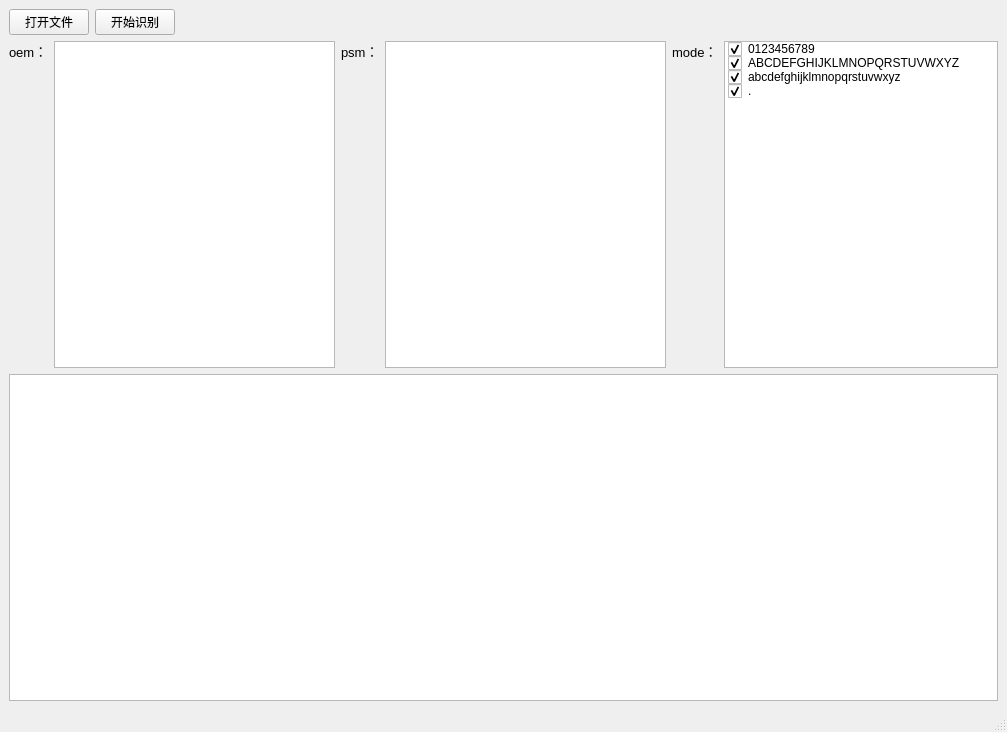
Above: ocr/ui/main_ui.ui from zhangjiechina001/PingTool before the change. Below: the same form after it.
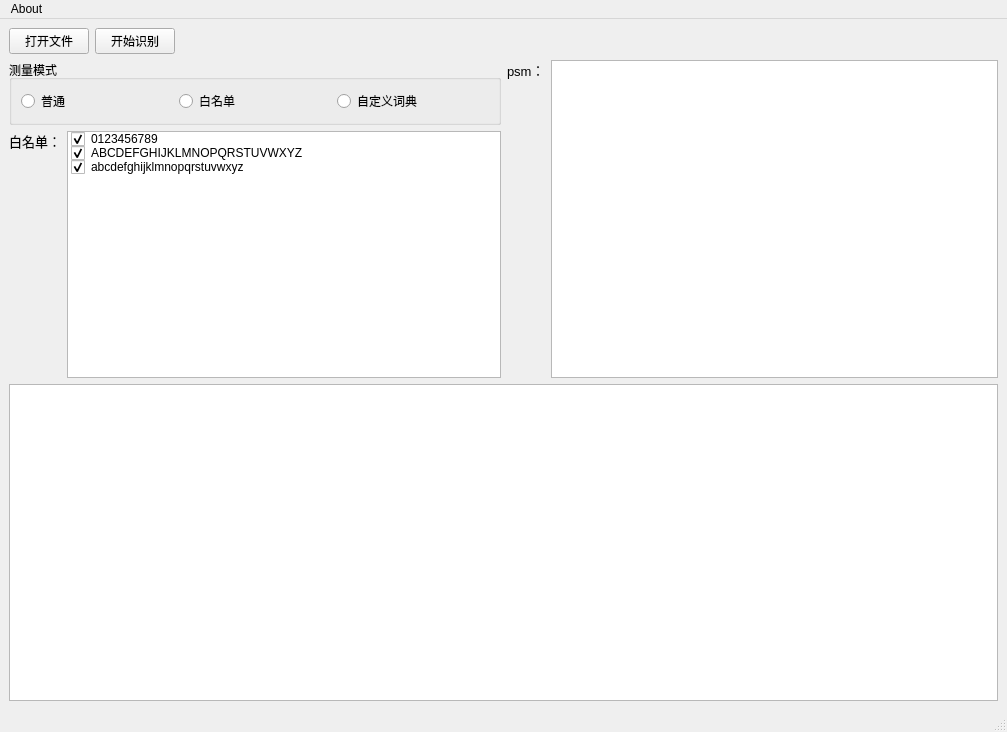
That is the form after the change. Icons and pictures are not drawn.

```diff
--- a/ocr/ui/main_ui.ui
+++ b/ocr/ui/main_ui.ui
@@ -19,8 +19,8 @@
     <normaloff>:/pic/icon/ocr.png</normaloff>:/pic/icon/ocr.png</iconset>
   </property>
   <widget class="QWidget" name="centralwidget">
-   <layout class="QVBoxLayout" name="verticalLayout">
-    <item>
+   <layout class="QGridLayout" name="gridLayout">
+    <item row="0" column="0">
      <layout class="QHBoxLayout" name="horizontalLayout">
       <item>
        <widget class="QPushButton" name="btnOpenFile">
@@ -51,60 +51,41 @@
       </item>
      </layout>
     </item>
-    <item>
-     <layout class="QHBoxLayout" name="horizontalLayout_6">
+    <item row="1" column="0">
+     <layout class="QVBoxLayout" name="verticalLayout">
       <item>
-       <layout class="QHBoxLayout" name="horizontalLayout_3">
-        <item>
-         <widget class="QLabel" name="label">
-          <property name="font">
-           <font>
-            <family>Arial</family>
-            <pointsize>10</pointsize>
-           </font>
-          </property>
-          <property name="text">
-           <string>oem：</string>
-          </property>
-          <property name="alignment">
-           <set>Qt::AlignLeading|Qt::AlignLeft|Qt::AlignTop</set>
-          </property>
-         </widget>
-        </item>
-        <item>
-         <widget class="QListWidget" name="listOem"/>
-        </item>
-       </layout>
+       <widget class="QGroupBox" name="groupBox">
+        <property name="title">
+         <string>测量模式</string>
+        </property>
+        <layout class="QHBoxLayout" name="horizontalLayout_3">
+         <item>
+          <widget class="QRadioButton" name="radDefault">
+           <property name="text">
+            <string>普通</string>
+           </property>
+          </widget>
+         </item>
+         <item>
+          <widget class="QRadioButton" name="radBlacklist">
+           <property name="text">
+            <string>白名单</string>
+           </property>
+          </widget>
+         </item>
+         <item>
+          <widget class="QRadioButton" name="radWordlist">
+           <property name="text">
+            <string>自定义词典</string>
+           </property>
+          </widget>
+         </item>
+        </layout>
+       </widget>
       </item>
       <item>
        <layout class="QHBoxLayout" name="horizontalLayout_4">
         <item>
-         <widget class="QLabel" name="label_2">
-          <property name="font">
-           <font>
-            <family>Arial</family>
-            <pointsize>10</pointsize>
-           </font>
-          </property>
-          <property name="layoutDirection">
-           <enum>Qt::LeftToRight</enum>
-          </property>
-          <property name="text">
-           <string>psm：</string>
-          </property>
-          <property name="alignment">
-           <set>Qt::AlignLeading|Qt::AlignLeft|Qt::AlignTop</set>
-          </property>
-         </widget>
-        </item>
-        <item>
-         <widget class="QListWidget" name="listPsm"/>
-        </item>
-       </layout>
-      </item>
-      <item>
-       <layout class="QHBoxLayout" name="horizontalLayout_5">
-        <item>
          <widget class="QLabel" name="label_3">
           <property name="font">
            <font>
@@ -116,7 +97,7 @@
            <enum>Qt::LeftToRight</enum>
           </property>
           <property name="text">
-           <string>mode：</string>
+           <string>白名单：</string>
           </property>
           <property name="alignment">
            <set>Qt::AlignLeading|Qt::AlignLeft|Qt::AlignTop</set>
@@ -149,21 +130,39 @@
             <enum>Checked</enum>
            </property>
           </item>
-          <item>
-           <property name="text">
-            <string>.</string>
-           </property>
-           <property name="checkState">
-            <enum>Checked</enum>
-           </property>
-          </item>
          </widget>
         </item>
        </layout>
       </item>
      </layout>
     </item>
-    <item>
+    <item row="1" column="1">
+     <layout class="QHBoxLayout" name="horizontalLayout_2">
+      <item>
+       <widget class="QLabel" name="label_2">
+        <property name="font">
+         <font>
+          <family>Arial</family>
+          <pointsize>10</pointsize>
+         </font>
+        </property>
+        <property name="layoutDirection">
+         <enum>Qt::LeftToRight</enum>
+        </property>
+        <property name="text">
+         <string>psm：</string>
+        </property>
+        <property name="alignment">
+         <set>Qt::AlignLeading|Qt::AlignLeft|Qt::AlignTop</set>
+        </property>
+       </widget>
+      </item>
+      <item>
+       <widget class="QListWidget" name="listPsm"/>
+      </item>
+     </layout>
+    </item>
+    <item row="2" column="0" colspan="2">
      <widget class="QTableWidget" name="tableWidget"/>
     </item>
    </layout>
@@ -177,6 +176,12 @@
      <height>23</height>
     </rect>
    </property>
+   <widget class="QMenu" name="menuabout">
+    <property name="title">
+     <string>About</string>
+    </property>
+   </widget>
+   <addaction name="menuabout"/>
   </widget>
   <widget class="QStatusBar" name="statusbar"/>
  </widget>
```
Left out of the diff: 6 changed lines with no effect on the pictures.
